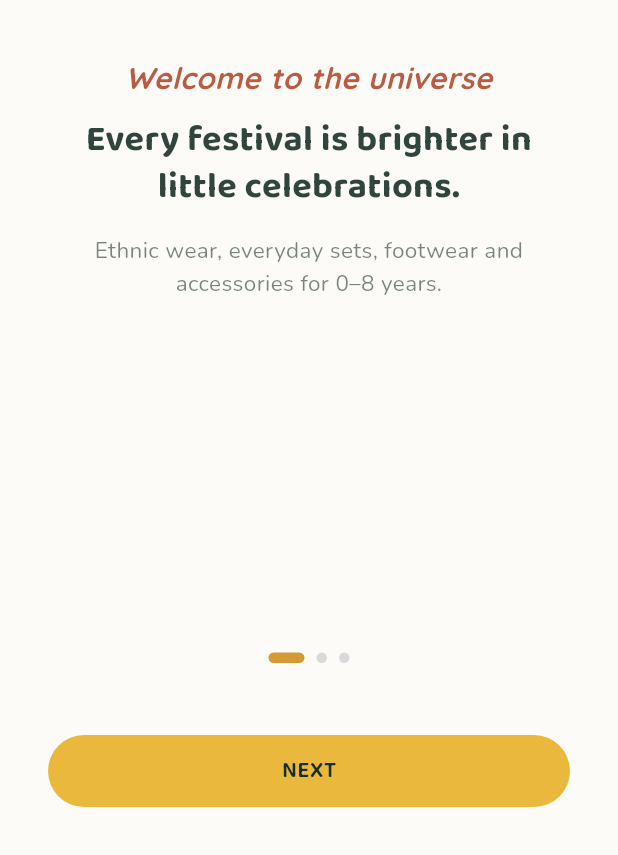
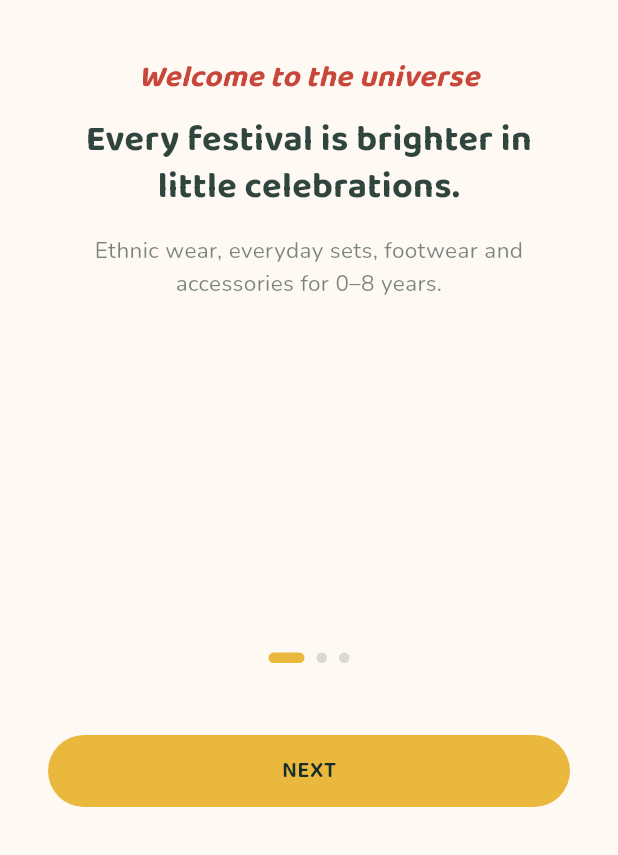
Before and after one commit to venuGandhodi/Nuvi_KIDZ_MOBILE_FLUTTER, a Flutter app: the screen it shows after launch, on a phone screen of 412 x 824 dp, the part 381-1236 px from its top. Run offline on Flutter 3.47's test engine with Material 3 defaults, Android fonts, the phone set to English and light mode, and no system bars; our stand-ins replace flutter_dotenv, flutter_riverpod, flutter_secure_storage, flutter_svg, go_router, google_sign_in and 2 more; accounts and stored records are empty.

Commit message:
Replace stray colours and font names with theme tokens
Account, onboarding and splash screens now take their accent colours
and heading font from NuviColors/NuviTone/NuviTypography, so no screen
file hard-codes a hex value or font family.

Co-Authored-By: Claude Opus 5.5 <noreply@anthropic.com>
Claude-Session: https://claude.ai/code/session_01WpDxaWyotsSaQKepCdFNUz

```diff
--- a/mobile/lib/features/onboarding/presentation/onboarding_screen.dart
+++ b/mobile/lib/features/onboarding/presentation/onboarding_screen.dart
@@ -88,7 +88,7 @@ class _OnboardingScreenState extends ConsumerState<OnboardingScreen> {
 
   @override
   Widget build(BuildContext context) {
-    const creamBackground = Color(0xFFFDFBF7);
+    const creamBackground = NuviColors.cream;
     final isLastPage = _currentPage == _pages.length - 1;
 
     return Scaffold(
@@ -162,8 +162,8 @@ class _OnboardingScreenState extends ConsumerState<OnboardingScreen> {
                           page.scriptTagline,
                           style: NuviTypography.textTheme.headlineSmall
                               ?.copyWith(
-                                color: const Color(0xFFB85D43),
-                                fontFamily: 'Quicksand',
+                                color: NuviTone.peach.accent,
+                                fontFamily: NuviTypography.headlineFont,
                                 fontStyle: FontStyle.italic,
                                 fontWeight: FontWeight.bold,
                                 fontSize: 20,
@@ -215,8 +215,8 @@ class _OnboardingScreenState extends ConsumerState<OnboardingScreen> {
                   height: 7,
                   decoration: BoxDecoration(
                     color: _currentPage == index
-                        ? const Color(0xFFD49B35)
-                        : const Color(0xFFD9D9D9),
+                        ? NuviColors.gold
+                        : NuviColors.borderStrong,
                     borderRadius: BorderRadius.circular(NuviRadii.pill),
                   ),
                 ),
--- a/mobile/lib/features/onboarding/presentation/splash_screen.dart
+++ b/mobile/lib/features/onboarding/presentation/splash_screen.dart
@@ -115,8 +115,8 @@ class _SplashScreenState extends ConsumerState<SplashScreen>
                           'Tiny styles, big smiles ♡',
                           style: NuviTypography.textTheme.headlineMedium
                               ?.copyWith(
-                                color: const Color(0xFFF6EAD8),
-                                fontFamily: 'Quicksand',
+                                color: NuviColors.moonCream,
+                                fontFamily: NuviTypography.headlineFont,
                                 fontWeight: FontWeight.w600,
                                 fontSize: 22,
                                 letterSpacing: 0.5,
@@ -136,7 +136,7 @@ class _SplashScreenState extends ConsumerState<SplashScreen>
                     child: Text(
                       'Tap to continue',
                       style: NuviTypography.textTheme.bodySmall?.copyWith(
-                        color: Colors.white.withValues(alpha: 0.45),
+                        color: NuviColors.white.withValues(alpha: 0.45),
                         fontSize: 13,
                         letterSpacing: 0.8,
                       ),
```
Also changed, not shown: mobile/lib/features/customer/presentation/account_screen.dart (+6 -6 lines).
